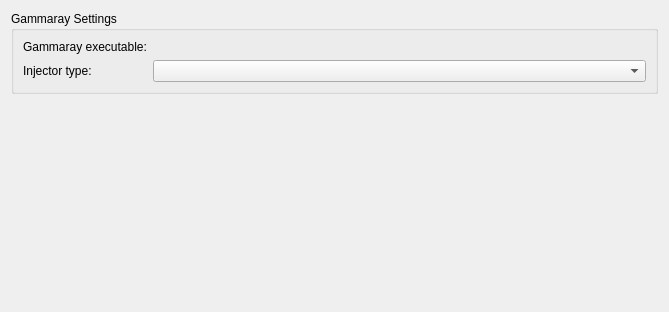
Above: qtc-plugin/gammarayconfigwidget.ui from KDAB/GammaRay before the change. Below: the same form after it.
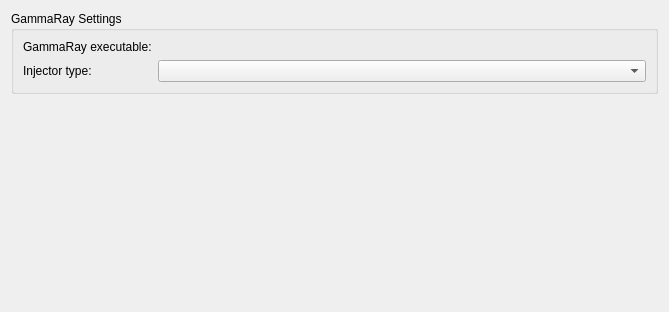
That is the form after the change. Custom widgets are drawn as their Qt base class.

Commit message: Gammaray => GammaRay everywhere

Diff of the .ui file:
```diff
--- a/qtc-plugin/gammarayconfigwidget.ui
+++ b/qtc-plugin/gammarayconfigwidget.ui
@@ -20,13 +20,13 @@
       </sizepolicy>
      </property>
      <property name="title">
-      <string>Gammaray Settings</string>
+      <string>GammaRay Settings</string>
      </property>
      <layout class="QFormLayout" name="formLayout">
       <item row="0" column="0">
        <widget class="QLabel" name="gammarayExeLabel">
         <property name="text">
-         <string>Gammaray executable:</string>
+         <string>GammaRay executable:</string>
         </property>
        </widget>
       </item>
```
Left out of the diff: 4 changed lines with no effect on the pictures. The commit also changes 170 other files.
